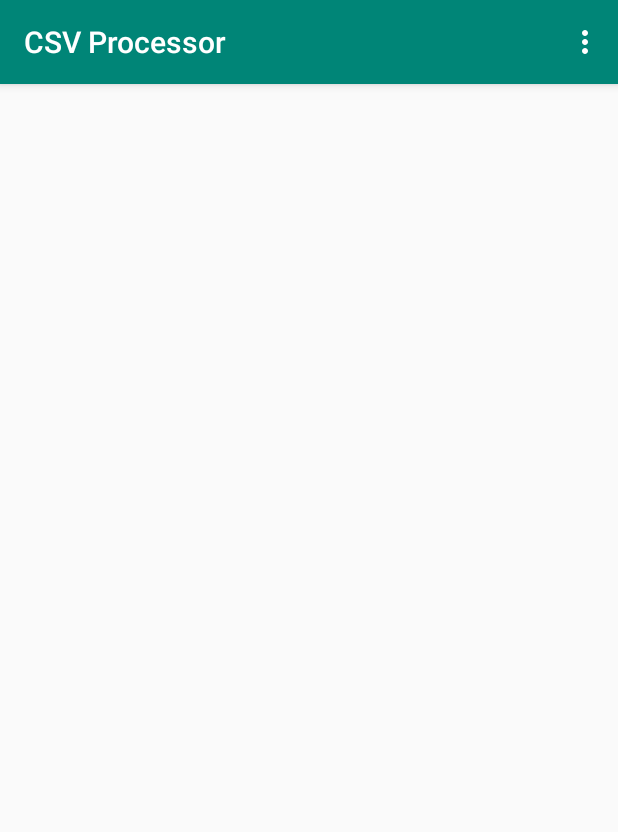
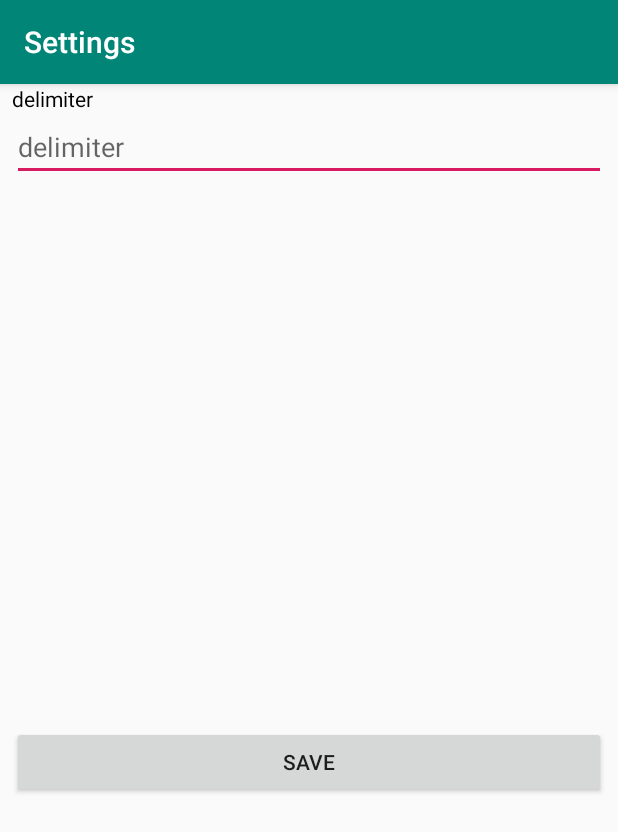
Before and after one commit to pauldaviddavies/csvprocessor, an Android app: the screen it shows after launch (MainActivity before the commit, Settings after it), in the options menu, after a tap on "Settings", on a phone screen of 412 x 824 dp. Shown: the top 832 px of the screen. Run offline under Robolectric (Android 15) with nearby library versions, the phone set to English and light mode, and no system bars.

```diff
--- a/app/src/main/AndroidManifest.xml
+++ b/app/src/main/AndroidManifest.xml
@@ -2,7 +2,7 @@
 <manifest xmlns:android="http://schemas.android.com/apk/res/android"
     package="com.davies.csvprocessor">
 
-    <uses-permission android:name="android.permission.WRITE_EXTERNAL_STORAGE"/>
+    <uses-permission android:name="android.permission.WRITE_EXTERNAL_STORAGE" />
 
     <application
         android:allowBackup="true"
@@ -11,6 +11,10 @@
         android:roundIcon="@mipmap/ic_launcher_round"
         android:supportsRtl="true"
         android:theme="@style/AppTheme">
+        <activity
+            android:name=".Settings"
+            android:label="@string/title_activity_settings"
+            android:theme="@style/AppTheme.NoActionBar"></activity>
         <activity
             android:name=".MainActivity"
             android:label="@string/app_name"
--- a/app/src/main/java/com/davies/csvprocessor/MainActivity.java
+++ b/app/src/main/java/com/davies/csvprocessor/MainActivity.java
@@ -66,6 +66,8 @@ public class MainActivity extends AppCompatActivity {
     public boolean onOptionsItemSelected(MenuItem item) {
         int id = item.getItemId();
         if (id == R.id.action_settings) {
+            Intent intent   =    new Intent(context, Settings.class);
+            startActivity(intent);
             return true;
         }
         else if(id == R.id.importfile) {
@@ -75,6 +77,7 @@ public class MainActivity extends AppCompatActivity {
         }
         else if(id == R.id.exportfile) {
             this.exportData();
+            return true;
         }
 
         return super.onOptionsItemSelected(item);
--- /dev/null
+++ b/app/src/main/java/com/davies/csvprocessor/Settings.java
@@ -0,0 +1,56 @@
+package com.davies.csvprocessor;
+
+import android.app.Activity;
+import android.content.Context;
+import android.content.SharedPreferences;
+import android.os.Bundle;
+
+import com.google.android.material.floatingactionbutton.FloatingActionButton;
+import com.google.android.material.snackbar.Snackbar;
+
+import androidx.appcompat.app.AppCompatActivity;
+import androidx.appcompat.widget.Toolbar;
+
+import android.view.View;
+import android.widget.Button;
+import android.widget.EditText;
+
+public class Settings extends AppCompatActivity {
+
+    SharedPreferences sharedPreferences;
+    SharedPreferences.Editor editor;
+    Context context;
+    Button button;
+    Activity activity;
+
+    @Override
+    protected void onCreate(Bundle savedInstanceState) {
+        super.onCreate(savedInstanceState);
+        setContentView(R.layout.activity_settings);
+        Toolbar toolbar = findViewById(R.id.toolbar);
+        setSupportActionBar(toolbar);
+        context =   this;
+        activity    =   this;
+
+        sharedPreferences = this.getSharedPreferences("csvprocessor", Context.MODE_PRIVATE);
+        editor  =   sharedPreferences.edit();
+        button = (Button)findViewById(R.id.button);
+        findViewById(R.id.button).setOnClickListener(new View.OnClickListener() {
+            @Override
+            public void onClick(View view) {
+                String value = ((EditText)findViewById(R.id.editText)).getText().toString();
+                if(value.trim().length() > 0){
+                    editor.putString("delim", value.trim());
+                    editor.commit();
+                    Snackbar.make(button, "Saved", Snackbar.LENGTH_LONG).show();
+                    activity.finish();
+                }
+                else {
+                    ((EditText)findViewById(R.id.editText)).setError("Required field!");
+                    ((EditText)findViewById(R.id.editText)).requestFocus();
+                }
+            }
+        });
+    }
+
+}
--- a/app/src/main/java/com/davies/csvprocessor/segmentclasses/ExportData.java
+++ b/app/src/main/java/com/davies/csvprocessor/segmentclasses/ExportData.java
@@ -1,6 +1,7 @@
 package com.davies.csvprocessor.segmentclasses;
 
 import android.content.Context;
+import android.content.SharedPreferences;
 import android.content.res.AssetManager;
 import android.os.AsyncTask;
 import android.os.Environment;
@@ -26,6 +27,8 @@ public class ExportData extends AsyncTask<String, Void, String>
     private Context context;
     private String filename;
     Gson gson   =   new Gson();
+    SharedPreferences sharedPreferences;
+    SharedPreferences.Editor editor;
 
     public ExportData() {
 
@@ -35,6 +38,9 @@ public class ExportData extends AsyncTask<String, Void, String>
         this.data = data;
         this.context    =   context;
         this.filename = filename;
+
+        sharedPreferences   =   context.getSharedPreferences("csvprocessor", Context.MODE_PRIVATE);
+        editor  =   sharedPreferences.edit();
     }
 
     @Override
@@ -73,7 +79,7 @@ public class ExportData extends AsyncTask<String, Void, String>
                     JSONArray jsonArray1    =   new JSONArray(jsonArray.getString(i));
                     for(int j=0; j<jsonArray1.length(); j++) {
                         fileWriter.append(jsonArray1.getString(j));
-                        fileWriter.append(",");
+                        fileWriter.append(sharedPreferences.getString("delim", ""));
                     }
                     fileWriter.append("\n");
                 }
--- /dev/null
+++ b/app/src/main/res/layout/activity_settings.xml
@@ -0,0 +1,25 @@
+<?xml version="1.0" encoding="utf-8"?>
+<androidx.coordinatorlayout.widget.CoordinatorLayout xmlns:android="http://schemas.android.com/apk/res/android"
+    xmlns:app="http://schemas.android.com/apk/res-auto"
+    xmlns:tools="http://schemas.android.com/tools"
+    android:layout_width="match_parent"
+    android:layout_height="match_parent"
+    tools:context=".Settings">
+
+    <com.google.android.material.appbar.AppBarLayout
+        android:layout_width="match_parent"
+        android:layout_height="wrap_content"
+        android:theme="@style/AppTheme.AppBarOverlay">
+
+        <androidx.appcompat.widget.Toolbar
+            android:id="@+id/toolbar"
+            android:layout_width="match_parent"
+            android:layout_height="?attr/actionBarSize"
+            android:background="?attr/colorPrimary"
+            app:popupTheme="@style/AppTheme.PopupOverlay" />
+
+    </com.google.android.material.appbar.AppBarLayout>
+
+    <include layout="@layout/content_settings" />
+
+</androidx.coordinatorlayout.widget.CoordinatorLayout>
--- /dev/null
+++ b/app/src/main/res/layout/content_settings.xml
@@ -0,0 +1,48 @@
+<?xml version="1.0" encoding="utf-8"?>
+<androidx.constraintlayout.widget.ConstraintLayout xmlns:android="http://schemas.android.com/apk/res/android"
+    xmlns:app="http://schemas.android.com/apk/res-auto"
+    xmlns:tools="http://schemas.android.com/tools"
+    android:layout_width="match_parent"
+    android:layout_height="match_parent"
+    app:layout_behavior="@string/appbar_scrolling_view_behavior"
+    tools:context=".Settings"
+    tools:showIn="@layout/activity_settings">
+
+    <TextView
+        android:id="@+id/textView"
+        android:layout_width="0dp"
+        android:layout_height="wrap_content"
+        android:layout_marginStart="8dp"
+        android:layout_marginEnd="8dp"
+        android:text="@string/delimeter_lbl"
+        android:textColor="@android:color/black"
+        app:layout_constraintEnd_toEndOf="parent"
+        app:layout_constraintStart_toStartOf="parent"
+        app:layout_constraintTop_toTopOf="parent" />
+
+    <EditText
+        android:id="@+id/editText"
+        android:layout_width="0dp"
+        android:layout_height="wrap_content"
+        android:layout_marginStart="8dp"
+        android:layout_marginEnd="8dp"
+        android:ems="10"
+        android:hint="@string/delimeter_lbl"
+        android:inputType="textPersonName"
+        app:layout_constraintEnd_toEndOf="parent"
+        app:layout_constraintStart_toStartOf="parent"
+        app:layout_constraintTop_toBottomOf="@+id/textView" />
+
+    <Button
+        android:id="@+id/button"
+        android:layout_width="0dp"
+        android:layout_height="wrap_content"
+        android:layout_marginStart="8dp"
+        android:layout_marginEnd="8dp"
+        android:layout_marginBottom="292dp"
+        android:text="@string/save"
+        app:layout_constraintBottom_toBottomOf="parent"
+        app:layout_constraintEnd_toEndOf="parent"
+        app:layout_constraintHorizontal_bias="0.469"
+        app:layout_constraintStart_toStartOf="parent" />
+</androidx.constraintlayout.widget.ConstraintLayout>
--- a/app/src/main/res/values/strings.xml
+++ b/app/src/main/res/values/strings.xml
@@ -1,4 +1,7 @@
 <resources>
     <string name="app_name">CSV Processor</string>
     <string name="action_settings">Settings</string>
+    <string name="title_activity_settings">Settings</string>
+    <string name="delimeter_lbl">delimiter </string>
+    <string name="save">Save</string>
 </resources>
```
